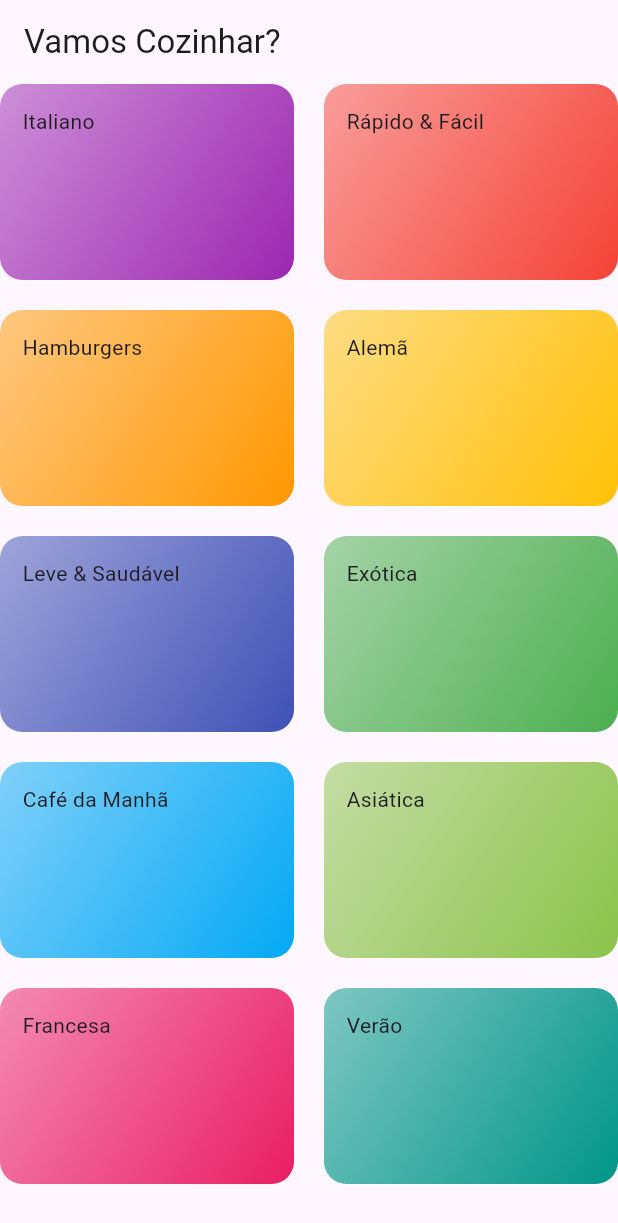
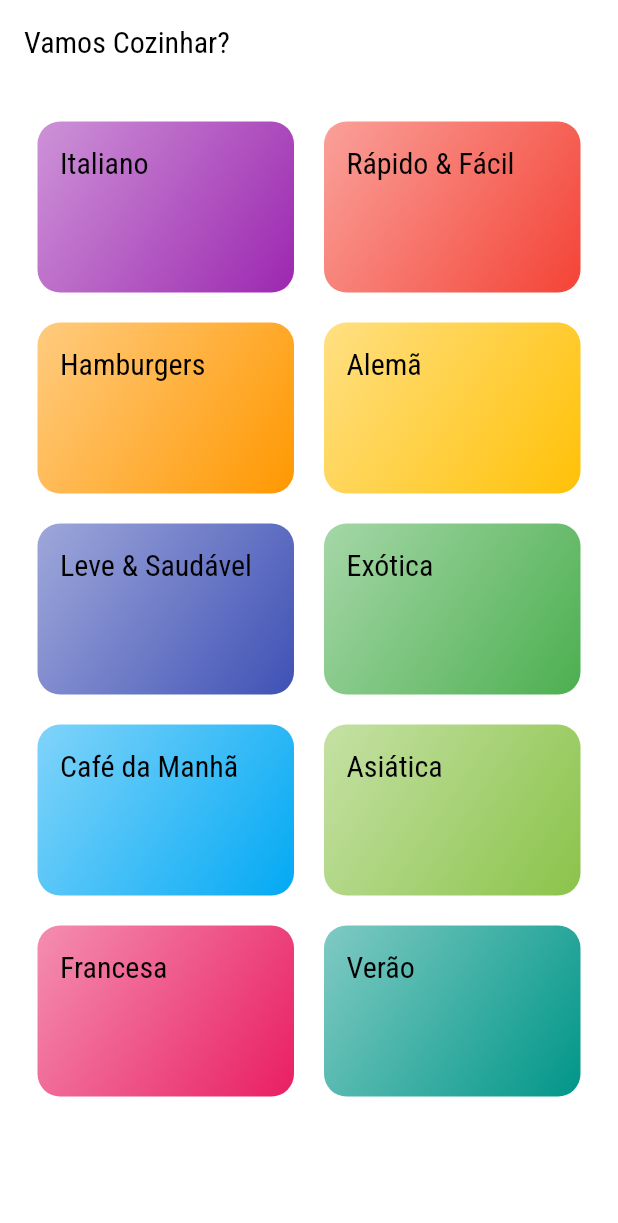
Before and after one commit to Nedsonjr10/Meals-Flutter, a Flutter app: the screen it shows after launch, on a phone screen of 412 x 824 dp. Shown: the top 1223 px of the screen. Run offline on Flutter 3.47's test engine with Material 3 defaults, Android fonts, the phone set to English and light mode, and no system bars.

Commit message:
fonts and color

```diff
--- a/lib/components/category_item.dart
+++ b/lib/components/category_item.dart
@@ -21,7 +21,10 @@ class CategoryItem extends StatelessWidget {
           end: Alignment.bottomRight,
         ),
       ),
-      child: Text(category.title),
+      child: Text(
+        category.title,
+        style: Theme.of(context).textTheme.titleLarge,
+      ),
     );
   }
 }
--- a/lib/main.dart
+++ b/lib/main.dart
@@ -13,7 +13,18 @@ class MyApp extends StatelessWidget {
     return MaterialApp(
       title: 'Vamos Cozinhar?',
       theme: ThemeData(
-        primarySwatch: Colors.blue,
+        colorScheme: ColorScheme.fromSwatch().copyWith(
+          primary: Colors.pink,
+          secondary: Colors.amber,
+        ),
+        canvasColor: const Color.fromRGBO(255, 254, 229, 1),
+        fontFamily: 'Raleway',
+        textTheme: ThemeData.light().textTheme.copyWith(
+              titleLarge: const TextStyle(
+                fontSize: 20,
+                fontFamily: 'RobotoCondensed',
+              ),
+            ),
       ),
       home: const CategoriesScreen(),
     );
--- a/lib/screens/categories_screen.dart
+++ b/lib/screens/categories_screen.dart
@@ -12,6 +12,7 @@ class CategoriesScreen extends StatelessWidget {
         title: const Text('Vamos Cozinhar?'),
       ),
       body: GridView(
+        padding: const EdgeInsets.all(25),
         gridDelegate: const SliverGridDelegateWithMaxCrossAxisExtent(
           maxCrossAxisExtent: 200,
           childAspectRatio: 3 / 2,
```
Also changed, not shown: pubspec.yaml (+22 -14 lines), lib/assets/fonts/Raleway-Black.ttf (added), lib/assets/fonts/Raleway-Bold.ttf (added), lib/assets/fonts/Raleway-Regular.ttf (added), lib/assets/fonts/RobotoCondensed-Bold.ttf (added), lib/assets/fonts/RobotoCondensed-Italic.ttf (added), lib/assets/fonts/RobotoCondensed-Light.ttf (added), lib/assets/fonts/RobotoCondensed-Regular.ttf (added), pubspec.lock.
